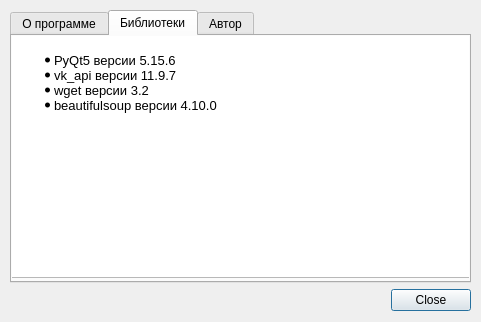
Old version of the form src/vkmusicd/ui_files/about.ui in the repository qwertyadrian/vk-music-downloader.
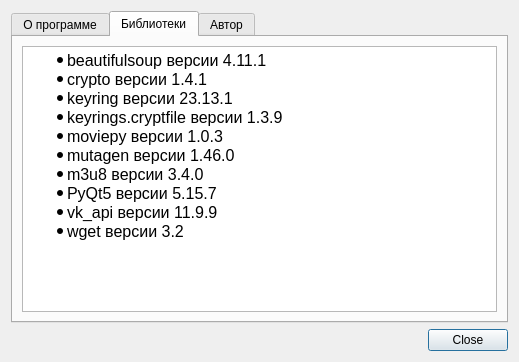
New version of the form. The open tabs and pages were chosen to show the change.

Patch:
```diff
--- a/src/vkmusicd/ui_files/about.ui
+++ b/src/vkmusicd/ui_files/about.ui
@@ -6,37 +6,18 @@
    <rect>
     <x>0</x>
     <y>0</y>
-    <width>481</width>
-    <height>322</height>
+    <width>519</width>
+    <height>362</height>
    </rect>
   </property>
-  <property name="minimumSize">
-   <size>
-    <width>481</width>
-    <height>322</height>
-   </size>
-  </property>
-  <property name="maximumSize">
-   <size>
-    <width>481</width>
-    <height>322</height>
-   </size>
-  </property>
   <property name="windowTitle">
    <string>О программе</string>
   </property>
   <property name="modal">
    <bool>true</bool>
   </property>
-  <widget class="QWidget" name="layoutWidget">
-   <property name="geometry">
-    <rect>
-     <x>10</x>
-     <y>10</y>
-     <width>461</width>
-     <height>301</height>
-    </rect>
-   </property>
+  <layout class="QHBoxLayout" name="horizontalLayout">
+   <item>
    <layout class="QVBoxLayout" name="verticalLayout">
     <item>
      <widget class="QTabWidget" name="tabWidget">
@@ -70,27 +51,28 @@
        <attribute name="title">
         <string>Библиотеки</string>
        </attribute>
+        <layout class="QVBoxLayout" name="verticalLayout_2">
+         <item>
        <widget class="QTextBrowser" name="textBrowser_2">
-        <property name="geometry">
-         <rect>
-          <x>-3</x>
-          <y>-3</y>
-          <width>463</width>
-          <height>245</height>
-         </rect>
-        </property>
         <property name="html">
          <string>&lt;!DOCTYPE HTML PUBLIC &quot;-//W3C//DTD HTML 4.0//EN&quot; &quot;http://www.w3.org/TR/REC-html40/strict.dtd&quot;&gt;
 &lt;html&gt;&lt;head&gt;&lt;meta name=&quot;qrichtext&quot; content=&quot;1&quot; /&gt;&lt;style type=&quot;text/css&quot;&gt;
 p, li { white-space: pre-wrap; }
-&lt;/style&gt;&lt;/head&gt;&lt;body style=&quot; font-family:'Noto Sans'; font-size:10pt; font-weight:400; font-style:normal;&quot;&gt;
-&lt;p style=&quot;-qt-paragraph-type:empty; margin-top:0px; margin-bottom:0px; margin-left:0px; margin-right:0px; -qt-block-indent:0; text-indent:0px;&quot;&gt;&lt;br /&gt;&lt;/p&gt;
-&lt;ul style=&quot;margin-top: 0px; margin-bottom: 0px; margin-left: 0px; margin-right: 0px; -qt-list-indent: 1;&quot;&gt;&lt;li style=&quot;&quot; style=&quot; margin-top:0px; margin-bottom:0px; margin-left:0px; margin-right:0px; -qt-block-indent:0; text-indent:0px;&quot;&gt;PyQt5 версии 5.15.6&lt;/li&gt;
-&lt;li style=&quot;&quot; style=&quot; margin-top:0px; margin-bottom:0px; margin-left:0px; margin-right:0px; -qt-block-indent:0; text-indent:0px;&quot;&gt;vk_api версии 11.9.7&lt;/li&gt;
-&lt;li style=&quot;&quot; style=&quot; margin-top:0px; margin-bottom:0px; margin-left:0px; margin-right:0px; -qt-block-indent:0; text-indent:0px;&quot;&gt;wget версии 3.2&lt;/li&gt;
-&lt;li style=&quot;&quot; style=&quot; margin-top:0px; margin-bottom:0px; margin-left:0px; margin-right:0px; -qt-block-indent:0; text-indent:0px;&quot;&gt;beautifulsoup версии 4.10.0&lt;/li&gt;&lt;/ul&gt;&lt;/body&gt;&lt;/html&gt;</string>
-        </property>
-       </widget>
+&lt;/style&gt;&lt;/head&gt;&lt;body style=&quot; font-family:'Noto Sans'; font-size:12pt; font-weight:400; font-style:normal;&quot;&gt;
+&lt;ul style=&quot;margin-top: 0px; margin-bottom: 0px; margin-left: 0px; margin-right: 0px; -qt-list-indent: 1;&quot;&gt;&lt;li style=&quot;&quot; style=&quot; margin-top:0px; margin-bottom:0px; margin-left:0px; margin-right:0px; -qt-block-indent:0; text-indent:0px;&quot;&gt;beautifulsoup версии 4.11.1&lt;/li&gt;&lt;/ul&gt;
+&lt;ul style=&quot;margin-top: 0px; margin-bottom: 0px; margin-left: 0px; margin-right: 0px; -qt-list-indent: 1;&quot;&gt;&lt;li style=&quot;&quot; style=&quot; margin-top:0px; margin-bottom:0px; margin-left:0px; margin-right:0px; -qt-block-indent:0; text-indent:0px;&quot;&gt;crypto версии 1.4.1&lt;/li&gt;&lt;/ul&gt;
+&lt;ul style=&quot;margin-top: 0px; margin-bottom: 0px; margin-left: 0px; margin-right: 0px; -qt-list-indent: 1;&quot;&gt;&lt;li style=&quot;&quot; style=&quot; margin-top:0px; margin-bottom:0px; margin-left:0px; margin-right:0px; -qt-block-indent:0; text-indent:0px;&quot;&gt;keyring версии 23.13.1&lt;/li&gt;
+&lt;li style=&quot;&quot; style=&quot; margin-top:0px; margin-bottom:0px; margin-left:0px; margin-right:0px; -qt-block-indent:0; text-indent:0px;&quot;&gt;keyrings.cryptfile версии 1.3.9&lt;/li&gt;
+&lt;ul style=&quot;margin-top: 0px; margin-bottom: 0px; margin-left: 0px; margin-right: 0px; -qt-list-indent: 1;&quot;&gt;&lt;li style=&quot;&quot; style=&quot; margin-top:0px; margin-bottom:0px; margin-left:0px; margin-right:0px; -qt-block-indent:0; text-indent:0px;&quot;&gt;moviepy версии 1.0.3&lt;/li&gt;&lt;/ul&gt;
+&lt;li style=&quot;&quot; style=&quot; margin-top:0px; margin-bottom:0px; margin-left:0px; margin-right:0px; -qt-block-indent:0; text-indent:0px;&quot;&gt;mutagen версии 1.46.0&lt;/li&gt;
+&lt;li style=&quot;&quot; style=&quot; margin-top:0px; margin-bottom:0px; margin-left:0px; margin-right:0px; -qt-block-indent:0; text-indent:0px;&quot;&gt;m3u8 версии 3.4.0&lt;/li&gt;&lt;/ul&gt;
+&lt;ul style=&quot;margin-top: 0px; margin-bottom: 0px; margin-left: 0px; margin-right: 0px; -qt-list-indent: 1;&quot;&gt;&lt;li style=&quot;&quot; style=&quot; margin-top:0px; margin-bottom:0px; margin-left:0px; margin-right:0px; -qt-block-indent:0; text-indent:0px;&quot;&gt;PyQt5 версии 5.15.7&lt;/li&gt;&lt;/ul&gt;
+&lt;ul style=&quot;margin-top: 0px; margin-bottom: 0px; margin-left: 0px; margin-right: 0px; -qt-list-indent: 1;&quot;&gt;&lt;li style=&quot;&quot; style=&quot; margin-top:0px; margin-bottom:0px; margin-left:0px; margin-right:0px; -qt-block-indent:0; text-indent:0px;&quot;&gt;vk_api версии 11.9.9&lt;/li&gt;&lt;/ul&gt;
+&lt;ul style=&quot;margin-top: 0px; margin-bottom: 0px; margin-left: 0px; margin-right: 0px; -qt-list-indent: 1;&quot;&gt;&lt;li style=&quot;&quot; style=&quot; margin-top:0px; margin-bottom:0px; margin-left:0px; margin-right:0px; -qt-block-indent:0; text-indent:0px;&quot;&gt;wget версии 3.2&lt;/li&gt;&lt;/ul&gt;&lt;/body&gt;&lt;/html&gt;</string>
+           </property>
+          </widget>
+         </item>
+        </layout>
       </widget>
       <widget class="QWidget" name="tab_3">
        <attribute name="title">
@@ -132,7 +114,8 @@
      </widget>
     </item>
    </layout>
-  </widget>
+   </item>
+  </layout>
  </widget>
  <resources>
   <include location="../resources/resources.qrc"/>
```
Left out of the diff: 26 changed lines with no effect on the pictures. Lines whose indentation alone changed are shown as unchanged.
